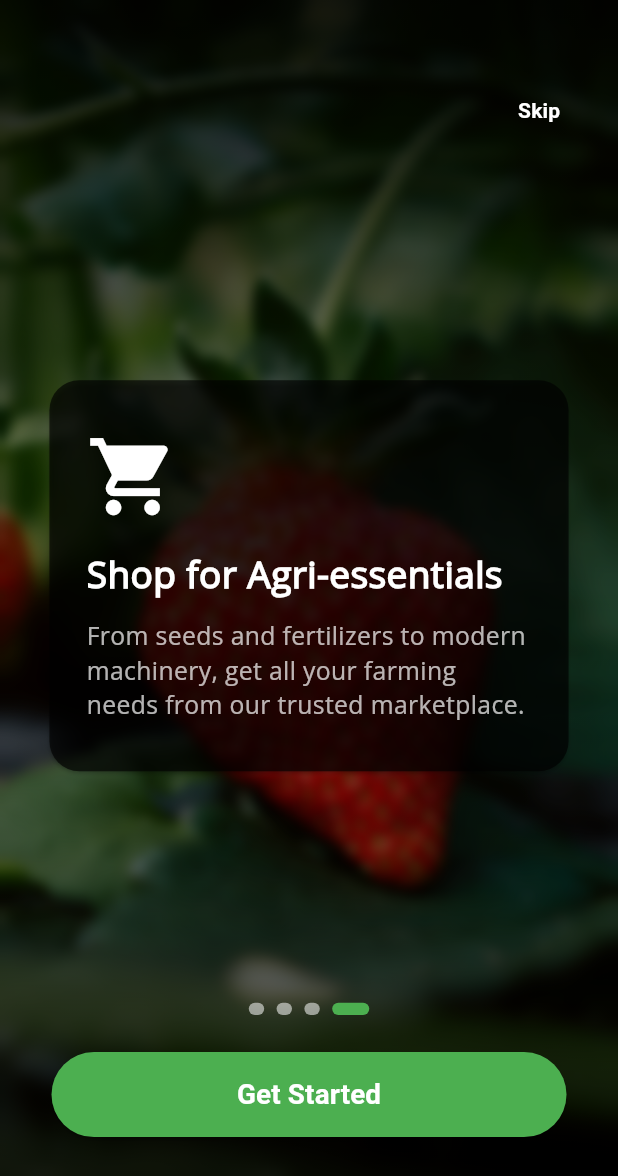
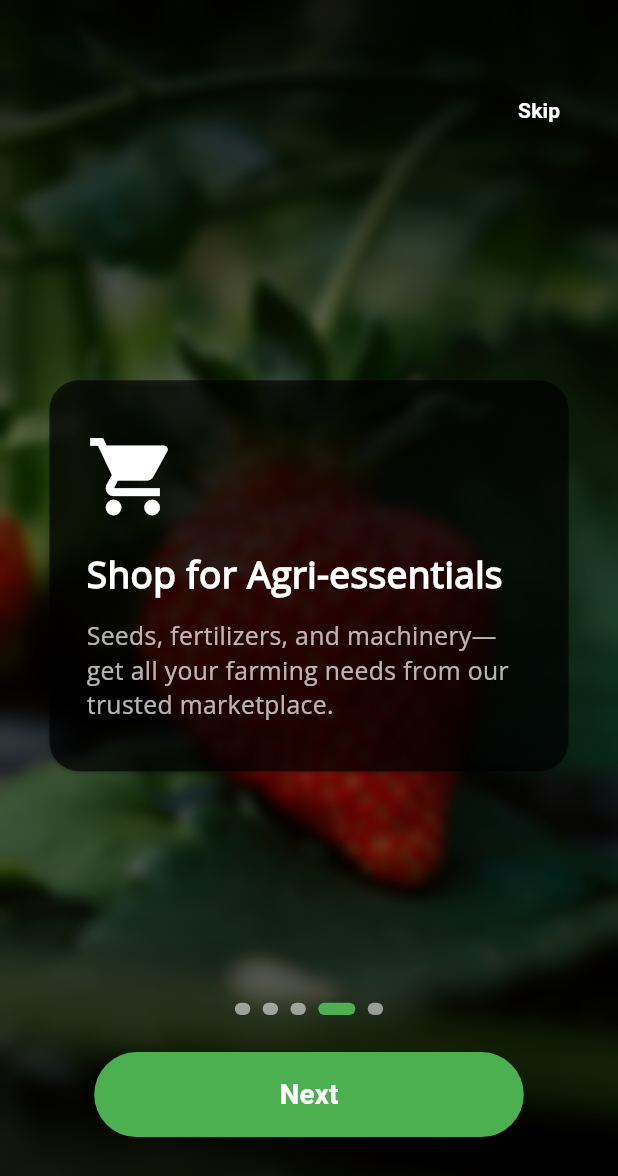
Before and after one commit to shekhorchandra/growup_mbl_app-master_restapi, a Flutter app: the screen it shows after launch, swiped to page 4, on a phone screen of 412 x 824 dp. Shown: the top 1176 px of the screen. Run offline on Flutter 3.47's test engine with Material 3 defaults, Android fonts, the phone set to English and light mode, and no system bars; our stand-ins replace carousel_slider, dio, flutter_html, flutter_secure_storage, flutter_svg, font_awesome_flutter and 8 more; missing offline and left inert: flutter_pdfview, in_app_update, shurjopay; accounts and stored records are empty.

```diff
--- a/lib/views/Onboarding_Screen.dart
+++ b/lib/views/Onboarding_Screen.dart
@@ -1,60 +1,78 @@
 import 'dart:ui';
+import 'package:flutter/material.dart';
+import 'package:shared_preferences/shared_preferences.dart';
+import 'package:video_player/video_player.dart';
 
-import 'package:flutter/material.dart';
 import 'package:growup_agro/views/login.dart';
-import 'package:shared_preferences/shared_preferences.dart';
 
 class OnboardingScreen extends StatefulWidget {
   const OnboardingScreen({super.key});
 
   @override
-  _OnboardingScreenState createState() => _OnboardingScreenState();
+  State<OnboardingScreen> createState() => _OnboardingScreenState();
 }
 
 class _OnboardingScreenState extends State<OnboardingScreen> {
   final PageController _controller = PageController();
   int currentPage = 0;
 
+  // Onboarding pages (first one is video)
   final List<Map<String, dynamic>> pages = [
+
     {
       "icon": Icons.grass,
       "title": "The Future of Farming, Today.",
       "subtitle":
-      "Join a community of modern farmers. Get insights, manage your crops, and grow your business.",
+      "Join a community of modern farmers. Get insights, manage crops, and grow your business.",
       "image": "assets/images/futurefram.jpg"
     },
     {
       "icon": Icons.show_chart,
       "title": "Invest in Agro-Projects",
       "subtitle":
-      "Fund promising agricultural projects and become a trusted partner in their success, all in a few taps.",
+      "Fund promising agricultural projects and become a trusted partner in their success.",
       "image": "assets/images/animal.jpg"
     },
     {
       "icon": Icons.home,
       "title": "Own Your Farmland",
       "subtitle":
-      "Buy or invest in agricultural land. Build your dream farm and move towards a sustainable future.",
+      "Buy or invest in agricultural land. Build your dream farm for a sustainable future.",
       "image": "assets/images/fram.jpg"
     },
     {
       "icon": Icons.shopping_cart,
       "title": "Shop for Agri-essentials",
       "subtitle":
-      "From seeds and fertilizers to modern machinery, get all your farming needs from our trusted marketplace.",
+      "Seeds, fertilizers, and machinery—get all your farming needs from our trusted marketplace.",
       "image": "assets/images/agriessn.jpg"
+    },
+    {
+      "isVideo": true,
+      "videoSource": "asset",
+      "videoPath": "assets/videos/intro.mov",
     },
   ];
 
-  void _onButtonTap() async {
-    if (currentPage == pages.length - 1) {
+  VideoPlayerController? _videoController;
+  bool _videoReady = false;
+
+  int get _videoPageIndex => pages.indexWhere((p) => p['isVideo'] == true);
+
+  // ───────────────────────────────────────────────────────────────
+  Future<void> _complete() async {
     final prefs = await SharedPreferences.getInstance();
     await prefs.setBool('seenOnboarding', true);
-
+    if (!mounted) return;
     Navigator.pushReplacement(
       context,
-        MaterialPageRoute(builder: (context) => const MyLogin()),
+      MaterialPageRoute(builder: (_) => const MyLogin()),
     );
+  }
+
+  void _onNextTap() {
+    if (currentPage == pages.length - 1) {
+      _complete();
     } else {
       _controller.nextPage(
         duration: const Duration(milliseconds: 400),
@@ -63,37 +81,87 @@ class _OnboardingScreenState extends State<OnboardingScreen> {
     }
   }
 
+  // ───────────────────────────────────────────────────────────────
+  @override
+  void initState() {
+    super.initState();
+    final i = _videoPageIndex;
+    if (i != -1) {
+      final isAsset = (pages[i]['videoSource'] ?? 'asset') == 'asset';
+      _videoController = isAsset
+          ? VideoPlayerController.asset(pages[i]['videoPath'])
+          : VideoPlayerController.networkUrl(Uri.parse(pages[i]['videoPath']));
+
+      _videoController!
+        ..setLooping(true)
+        ..setVolume(0.0) // 🔇 Mute
+        ..initialize().then((_) {
+          if (!mounted) return;
+          setState(() => _videoReady = true);
+          if (currentPage == i) _videoController!.play();
+        });
+    }
+  }
+
+  @override
+  void dispose() {
+    _videoController?.pause();
+    _videoController?.dispose();
+    _controller.dispose();
+    super.dispose();
+  }
+
+  // ───────────────────────────────────────────────────────────────
   @override
   Widget build(BuildContext context) {
-    final screenWidth = MediaQuery.of(context).size.width;
-    final screenHeight = MediaQuery.of(context).size.height;
+    final screenW = MediaQuery.of(context).size.width;
+    final screenH = MediaQuery.of(context).size.height;
 
     return Scaffold(
       body: Stack(
         children: [
-          // PageView with backgrounds
           PageView.builder(
             controller: _controller,
             itemCount: pages.length,
             onPageChanged: (index) {
               setState(() => currentPage = index);
+
+              final i = _videoPageIndex;
+              if (_videoController != null && i != -1) {
+                if (index == i) {
+                  if (_videoReady) _videoController!.play();
+                } else {
+                  _videoController!.pause();
+                }
+              }
             },
             itemBuilder: (context, index) {
+              final data = pages[index];
+              final isVideo = data['isVideo'] == true;
+
               return Stack(
                 fit: StackFit.expand,
                 children: [
+                  // 🎥 Background media
+                  if (isVideo)
+                    _VideoBackground(
+                      controller: _videoController,
+                      ready: _videoReady,
+                    )
+                  else
                     Image.asset(
-                    pages[index]["image"]!,
+                      data["image"]!,
                       fit: BoxFit.cover,
                     ),
-                  // 👇 Add BackdropFilter for blur
+
+                  // Dark blur overlay
+                  if (!isVideo)
                     BackdropFilter(
-                    filter: ImageFilter.blur(sigmaX: 4, sigmaY: 4), // little blur
-                    child: Container(
-                      color: Colors.black.withOpacity(0.3), // keeps dark overlay
-                    ),
-                  ),
-
+                      filter: ImageFilter.blur(sigmaX: 4, sigmaY: 4),
+                      child: Container(color: Colors.black.withOpacity(0.30)),
+                    )
+                  else
+                    Container(color: Colors.black.withOpacity(0.25)), // no blur
                   Container(
                     decoration: BoxDecoration(
                       gradient: LinearGradient(
@@ -107,7 +175,9 @@ class _OnboardingScreenState extends State<OnboardingScreen> {
                       ),
                     ),
                   ),
-                  // Card in center
+
+                  // 📝 Text card (skip for video page)
+                  if (!isVideo)
                     Align(
                       alignment: const Alignment(0, -0.1),
                       child: Card(
@@ -115,35 +185,36 @@ class _OnboardingScreenState extends State<OnboardingScreen> {
                         shape: RoundedRectangleBorder(
                           borderRadius: BorderRadius.circular(20),
                         ),
-                      margin: EdgeInsets.symmetric(horizontal: screenWidth * 0.08),
+                        margin:
+                        EdgeInsets.symmetric(horizontal: screenW * 0.08),
                         child: Padding(
                           padding: EdgeInsets.symmetric(
-                          vertical: screenHeight * 0.04,
-                          horizontal: screenWidth * 0.06,
+                            vertical: screenH * 0.04,
+                            horizontal: screenW * 0.06,
                           ),
                           child: Column(
                             mainAxisSize: MainAxisSize.min,
-                          crossAxisAlignment: CrossAxisAlignment.start, // 👈 left aligned
+                            crossAxisAlignment: CrossAxisAlignment.start,
                             children: [
                               Icon(
-                              pages[index]["icon"],
+                                data["icon"] ?? Icons.info,
                                 color: Colors.white,
-                              size: screenWidth * 0.15,
+                                size: screenW * 0.15,
                               ),
-                            SizedBox(height: screenHeight * 0.02),
+                              SizedBox(height: screenH * 0.02),
                               Text(
-                              pages[index]["title"]!,
+                                data["title"] ?? '',
                                 style: TextStyle(
-                                fontSize: screenWidth * 0.06,
+                                  fontSize: screenW * 0.06,
                                   fontWeight: FontWeight.bold,
                                   color: Colors.white,
                                 ),
                               ),
-                            SizedBox(height: screenHeight * 0.015),
+                              SizedBox(height: screenH * 0.015),
                               Text(
-                              pages[index]["subtitle"]!,
+                                data["subtitle"] ?? '',
                                 style: TextStyle(
-                                fontSize: screenWidth * 0.04,
+                                  fontSize: screenW * 0.04,
                                   color: Colors.white70,
                                   height: 1.4,
                                 ),
@@ -160,17 +231,10 @@ class _OnboardingScreenState extends State<OnboardingScreen> {
 
           // Skip button
           Positioned(
-            top: screenHeight * 0.06,
-            right: screenWidth * 0.05,
+            top: screenH * 0.06,
+            right: screenW * 0.05,
             child: TextButton(
-              onPressed: () async {
-                final prefs = await SharedPreferences.getInstance();
-                await prefs.setBool('seenOnboarding', true);
-                Navigator.pushReplacement(
-                  context,
-                  MaterialPageRoute(builder: (context) => const MyLogin()),
-                );
-              },
+              onPressed: _complete,
               child: const Text(
                 "Skip",
                 style: TextStyle(
@@ -181,9 +245,9 @@ class _OnboardingScreenState extends State<OnboardingScreen> {
             ),
           ),
 
-          // Bottom controls
+          // Dots + Next button
           Positioned(
-            bottom: screenHeight * 0.08,
+            bottom: screenH * 0.08,
             left: 0,
             right: 0,
             child: Column(
@@ -193,37 +257,42 @@ class _OnboardingScreenState extends State<OnboardingScreen> {
                   mainAxisAlignment: MainAxisAlignment.center,
                   children: List.generate(
                     pages.length,
-                        (index) => AnimatedContainer(
+                        (i) => AnimatedContainer(
                       duration: const Duration(milliseconds: 300),
-                      margin: EdgeInsets.symmetric(horizontal: screenWidth * 0.01),
-                      width: currentPage == index ? screenWidth * 0.06 : screenWidth * 0.025,
-                      height: screenHeight * 0.01,
+                      margin: EdgeInsets.symmetric(horizontal: screenW * 0.01),
+                      width:
+                      currentPage == i ? screenW * 0.06 : screenW * 0.025,
+                      height: screenH * 0.01,
                       decoration: BoxDecoration(
-                        color: currentPage == index ? Colors.green : Colors.white54,
+                        color: currentPage == i
+                            ? Colors.green
+                            : Colors.white54,
                         borderRadius: BorderRadius.circular(10),
                       ),
                     ),
                   ),
                 ),
-                SizedBox(height: screenHeight * 0.03),
+                SizedBox(height: screenH * 0.03),
 
-                // Next/Get Started button
+                // Next / Get Started button
                 ElevatedButton(
                   style: ElevatedButton.styleFrom(
                     backgroundColor: Colors.green,
                     padding: EdgeInsets.symmetric(
-                      horizontal: screenWidth * 0.3,
-                      vertical: screenHeight * 0.018,
+                      horizontal: screenW * 0.3,
+                      vertical: screenH * 0.018,
                     ),
                     shape: RoundedRectangleBorder(
                       borderRadius: BorderRadius.circular(30),
                     ),
                   ),
-                  onPressed: _onButtonTap,
+                  onPressed: _onNextTap,
                   child: Text(
-                    currentPage == pages.length - 1 ? "Get Started" : "Next",
+                    currentPage == pages.length - 1
+                        ? "Get Started"
+                        : "Next",
                     style: TextStyle(
-                      fontSize: screenWidth * 0.045,
+                      fontSize: screenW * 0.045,
                       color: Colors.white,
                       fontWeight: FontWeight.bold,
                     ),
@@ -237,3 +306,27 @@ class _OnboardingScreenState extends State<OnboardingScreen> {
     );
   }
 }
+
+// 🔇 Video background (muted, no controls)
+class _VideoBackground extends StatelessWidget {
+  const _VideoBackground({required this.controller, required this.ready});
+  final VideoPlayerController? controller;
+  final bool ready;
+
+  @override
+  Widget build(BuildContext context) {
+    if (controller == null || !ready || !controller!.value.isInitialized) {
+      return Container(color: Colors.black);
+    }
+
+    final value = controller!.value;
+    return FittedBox(
+      fit: BoxFit.cover,
+      child: SizedBox(
+        width: value.size.width,
+        height: value.size.height,
+        child: VideoPlayer(controller!),
+      ),
+    );
+  }
+}
--- a/pubspec.yaml
+++ b/pubspec.yaml
@@ -52,7 +52,7 @@ dependencies:
   share_plus: ^12.0.0
   in_app_update: ^4.2.5
   flutter_svg: ^2.0.17
-
+  video_player: ^2.10.0
 
 
 
@@ -118,7 +118,7 @@ flutter:
     - assets/images/animal.jpg
     - assets/images/fram.jpg
     - assets/images/agriessn.jpg
-    - assets/videos/GrowUp.mov
+    - assets/videos/intro.mov
     - assets/
     - assets/fonts/
     - assets/icons/
```
Also changed, not shown: lib/generated/assets.dart, pubspec.lock, 3 other files. Lines whose indentation alone changed are shown as unchanged.
